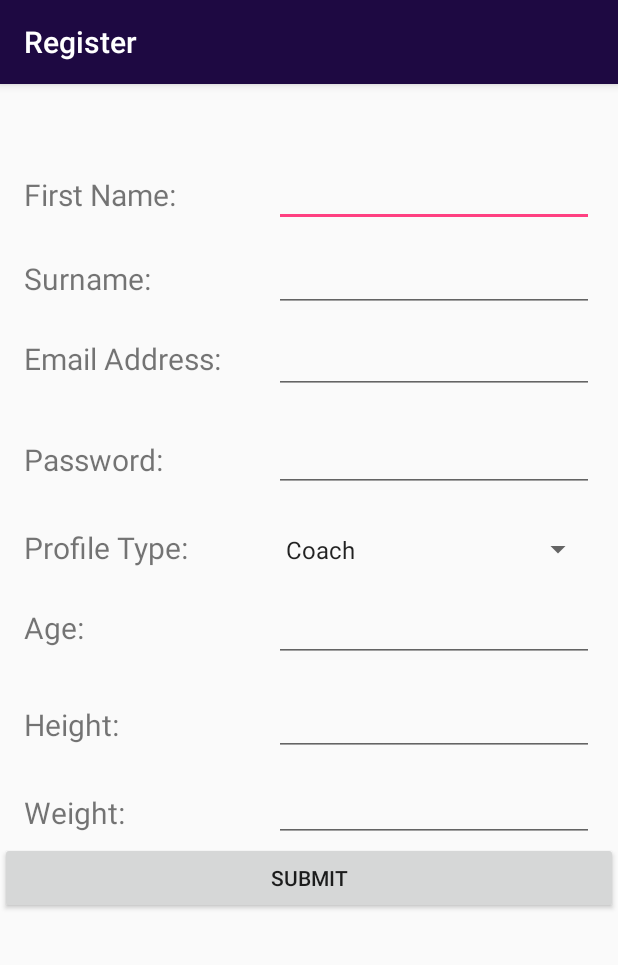
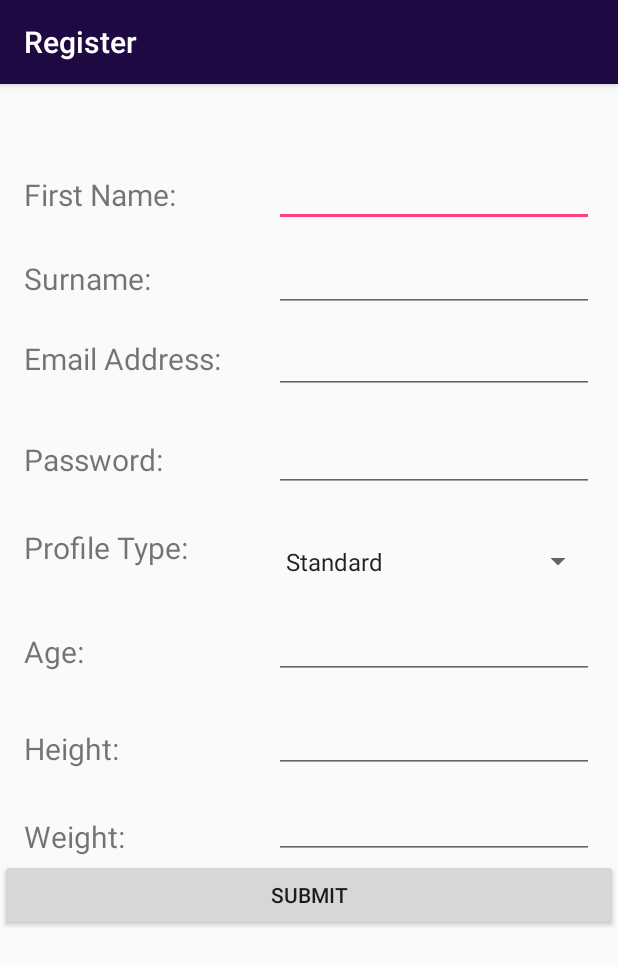
Before and after one commit to crobertson97/Primal-Fitness-Honours-Project, an Android app: the RegisterActivity screen opened directly, with no data from a screen before it, on a phone screen of 412 x 824 dp. Shown: the top 965 px of the screen. Run offline under Robolectric (Android 15) with nearby library versions, the light colour scheme and no system bars; libraries missing offline, so code that uses them is left out: com.microsoft.windowsazure, com.squareup.okhttp; 5 statements that could not run were skipped.

Commit message:
Done stuff

```diff
--- a/app/src/main/java/com/example/crobe/primalfitness/RegisterActivity.java
+++ b/app/src/main/java/com/example/crobe/primalfitness/RegisterActivity.java
@@ -9,11 +9,12 @@ import android.support.v7.app.AppCompatActivity;
 import android.text.TextUtils;
 import android.util.Patterns;
 import android.view.View;
+import android.widget.AdapterView;
 import android.widget.ArrayAdapter;
 import android.widget.Button;
 import android.widget.EditText;
-import android.widget.ProgressBar;
 import android.widget.Spinner;
+import android.widget.TextView;
 import android.widget.Toast;
 
 import com.microsoft.windowsazure.mobileservices.MobileServiceClient;
@@ -35,9 +36,10 @@ import java.util.concurrent.TimeUnit;
 
 import static com.microsoft.windowsazure.mobileservices.table.query.QueryOperations.val;
 
-public class RegisterActivity extends AppCompatActivity implements View.OnClickListener {
+public class RegisterActivity extends AppCompatActivity implements View.OnClickListener, AdapterView.OnItemSelectedListener {
 
-    private EditText firstName, surname, emailAddress, password;
+    private EditText firstNameInput, surnameInput, emailAddressInput, passwordInput, coachInput, ageInput, weightInput, heightInput;
+    private TextView coachLabel, ageLabel, weightLabel, heightLabel;
     private Spinner type;
     private Button submit;
     private MobileServiceClient mClient;
@@ -88,16 +90,25 @@ public class RegisterActivity extends AppCompatActivity implements View.OnClickL
         adapter.setDropDownViewResource(android.R.layout.simple_spinner_dropdown_item);
         spinner.setAdapter(adapter);
 
-        firstName = (EditText) findViewById(R.id.firstName);
-        surname = (EditText) findViewById(R.id.surname);
-        emailAddress = (EditText) findViewById(R.id.emailAddress);
-        password = (EditText) findViewById(R.id.password);
+        firstNameInput = (EditText) findViewById(R.id.firstName);
+        surnameInput = (EditText) findViewById(R.id.surname);
+        emailAddressInput = (EditText) findViewById(R.id.emailAddress);
+        passwordInput = (EditText) findViewById(R.id.password);
+        coachInput = (EditText) findViewById(R.id.coachLink);
+        ageInput = (EditText) findViewById(R.id.age);
+        weightInput = (EditText) findViewById(R.id.weight);
+        heightInput = (EditText) findViewById(R.id.height);
+
+        coachLabel = (TextView) findViewById(R.id.coachIDLabel);
+        ageLabel = (TextView) findViewById(R.id.ageLabel);
+        weightLabel = (TextView) findViewById(R.id.weightLabel);
+        heightLabel = (TextView) findViewById(R.id.heightLabel);
+
         type = (Spinner) findViewById(R.id.userTypeChoice);
-
+        type.setOnItemSelectedListener(this);
 
         submit = (Button) this.findViewById(R.id.submit);
         submit.setOnClickListener(this);
-
 
         try {
             mClient = new MobileServiceClient(
@@ -115,8 +126,6 @@ public class RegisterActivity extends AppCompatActivity implements View.OnClickL
 
             mUserTable = mClient.getTable(UserItem.class);
             initLocalStore().get();
-
-
             refreshItemsFromTable();
         } catch (MalformedURLException e) {
             createAndShowDialog(new Exception("There was an error creating the Mobile Service. Verify the URL"), "Error at 106");
@@ -128,11 +137,11 @@ public class RegisterActivity extends AppCompatActivity implements View.OnClickL
 
     @Override
     public void onClick(View v) {
-        if (!inputValid(emailAddress.getText().toString()) && !checkString(password.getText().toString())) {
+        if (!inputValid(emailAddressInput.getText().toString()) && !checkString(passwordInput.getText().toString())) {
             Toast.makeText(this, "Invalid Email & Password", Toast.LENGTH_SHORT).show();
-        } else if (!checkString(password.getText().toString())) {
+        } else if (!checkString(passwordInput.getText().toString())) {
             Toast.makeText(this, "Invalid Password", Toast.LENGTH_SHORT).show();
-        } else if (!inputValid(emailAddress.getText().toString())) {
+        } else if (!inputValid(emailAddressInput.getText().toString())) {
             Toast.makeText(this, "Invalid Email", Toast.LENGTH_SHORT).show();
         } else {
             addItem();
@@ -154,10 +163,10 @@ public class RegisterActivity extends AppCompatActivity implements View.OnClickL
 
         try {
 
-            item.setFirstName(AESCrypt.encrypt(firstName.getText().toString()));
-            item.setSurname(AESCrypt.encrypt(surname.getText().toString()));
-            item.setEmail(emailAddress.getText().toString());
-            item.setPassword(AESCrypt.encrypt(password.getText().toString()));
+            item.setFirstName(AESCrypt.encrypt(firstNameInput.getText().toString()));
+            item.setSurname(AESCrypt.encrypt(surnameInput.getText().toString()));
+            item.setEmail(emailAddressInput.getText().toString());
+            item.setPassword(AESCrypt.encrypt(passwordInput.getText().toString()));
             item.setProfileType(type.getSelectedItem().toString());
             item.setLoggedIn(false);
         } catch (Exception e) {
@@ -283,4 +292,41 @@ public class RegisterActivity extends AppCompatActivity implements View.OnClickL
         return mUserTable.where().field("complete").
                 eq(val(false)).execute().get();
     }
+
+    @Override
+    public void onItemSelected(AdapterView<?> parent, View view, int pos, long id) {
+        if (parent.getItemAtPosition(pos).toString().equals("Athlete")) {
+            coachLabel.setVisibility(View.VISIBLE);
+            coachInput.setVisibility(View.VISIBLE);
+            ageLabel.setVisibility(View.VISIBLE);
+            ageInput.setVisibility(View.VISIBLE);
+            weightLabel.setVisibility(View.VISIBLE);
+            weightInput.setVisibility(View.VISIBLE);
+            heightLabel.setVisibility(View.VISIBLE);
+            heightInput.setVisibility(View.VISIBLE);
+        } else if (parent.getItemAtPosition(pos).toString().equals("Coach")) {
+            coachLabel.setVisibility(View.GONE);
+            coachInput.setVisibility(View.GONE);
+            ageLabel.setVisibility(View.GONE);
+            ageInput.setVisibility(View.GONE);
+            weightLabel.setVisibility(View.GONE);
+            weightInput.setVisibility(View.GONE);
+            heightLabel.setVisibility(View.GONE);
+            heightInput.setVisibility(View.GONE);
+        } else {
+            coachLabel.setVisibility(View.GONE);
+            coachInput.setVisibility(View.GONE);
+            ageLabel.setVisibility(View.VISIBLE);
+            ageInput.setVisibility(View.VISIBLE);
+            weightLabel.setVisibility(View.VISIBLE);
+            weightInput.setVisibility(View.VISIBLE);
+            heightLabel.setVisibility(View.VISIBLE);
+            heightInput.setVisibility(View.VISIBLE);
+        }
+    }
+
+    @Override
+    public void onNothingSelected(AdapterView<?> adapterView) {
+
+    }
 }
--- a/app/src/main/res/layout/activity_register.xml
+++ b/app/src/main/res/layout/activity_register.xml
@@ -17,6 +17,7 @@
         app:layout_constraintTop_toTopOf="parent">
 
         <android.support.constraint.ConstraintLayout
+            android:id="@+id/innerLayout"
             android:layout_width="match_parent"
             android:layout_height="wrap_content"
             android:orientation="vertical"
@@ -116,7 +117,7 @@
             <TextView
                 android:id="@+id/userTypeLabel"
                 android:layout_width="wrap_content"
-                android:layout_height="wrap_content"
+                android:layout_height="43dp"
                 android:layout_marginStart="16dp"
                 android:layout_marginTop="31dp"
                 android:text="@string/title_user_type"
@@ -127,7 +128,7 @@
             <Spinner
                 android:id="@+id/userTypeChoice"
                 android:layout_width="0dp"
-                android:layout_height="31dp"
+                android:layout_height="38dp"
                 android:layout_marginBottom="22dp"
                 android:layout_marginTop="22dp"
                 app:layout_constraintBottom_toTopOf="@+id/ageLabel"
@@ -201,6 +202,30 @@
                 app:layout_constraintEnd_toEndOf="parent"
                 app:layout_constraintTop_toBottomOf="@+id/height" />
 
+            <TextView
+                android:id="@+id/coachIDLabel"
+                android:layout_width="wrap_content"
+                android:layout_height="wrap_content"
+                android:layout_marginBottom="6dp"
+                android:layout_marginStart="16dp"
+                android:text="Coaches ID:"
+                android:textSize="20sp"
+                app:layout_constraintBottom_toTopOf="@+id/submit"
+                app:layout_constraintStart_toStartOf="parent"
+                app:layout_constraintTop_toBottomOf="@+id/weight"
+                app:layout_constraintVertical_bias="0.814" />
+
+            <EditText
+                android:id="@+id/coachLink"
+                android:layout_width="wrap_content"
+                android:layout_height="wrap_content"
+                android:layout_marginEnd="16dp"
+                android:layout_marginTop="14dp"
+                android:ems="10"
+                android:inputType="textEmailAddress"
+                app:layout_constraintEnd_toEndOf="parent"
+                app:layout_constraintTop_toBottomOf="@+id/weight" />
+
             <Button
                 android:id="@+id/submit"
                 android:layout_width="match_parent"
@@ -210,7 +235,8 @@
                 app:layout_constraintEnd_toEndOf="parent"
                 app:layout_constraintHorizontal_bias="0.0"
                 app:layout_constraintStart_toStartOf="parent"
-                app:layout_constraintTop_toBottomOf="@+id/weight" />
+                app:layout_constraintTop_toBottomOf="@+id/coachLink"
+                app:layout_constraintVertical_bias="1.0" />
 
         </android.support.constraint.ConstraintLayout>
 
--- a/app/src/main/res/values/strings.xml
+++ b/app/src/main/res/values/strings.xml
@@ -19,9 +19,9 @@
 
 
     <string-array name="user_type_array">
+        <item>Standard</item>
         <item>Coach</item>
         <item>Athlete</item>
-        <item>Standard</item>
     </string-array>
     <string name="title_activity_navigation">NavigationActivity</string>
 
```
Also changed, not shown: app/src/main/java/com/example/crobe/primalfitness/LoginActivity.java (+2 -15 lines), app/src/main/res/layout/activity_login.xml (+13 -13 lines), app/src/main/res/layout/fragment_dashboard.xml (+8 -10 lines), app/src/main/res/menu/navigation_main.xml (+4 -5 lines), 2 other files.
